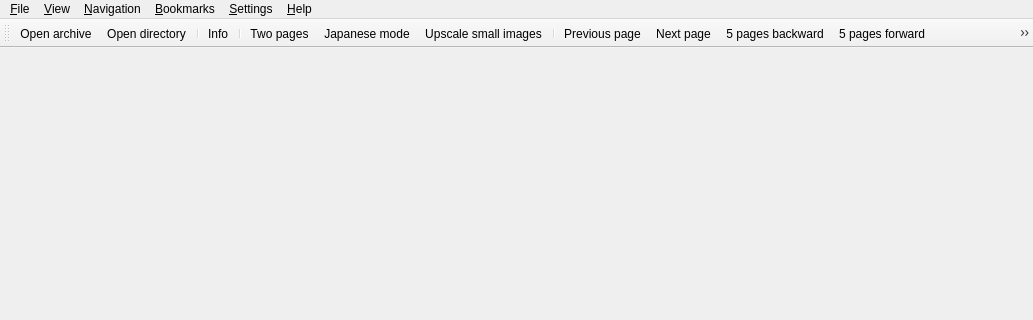
First picture: the form in src/ComicMainWindow.ui, repository Uid351324/QComicBook, before the edit; both pictures show x 0 to 1033 and y 0 to 320 of the 1033 by 741 pixel window.
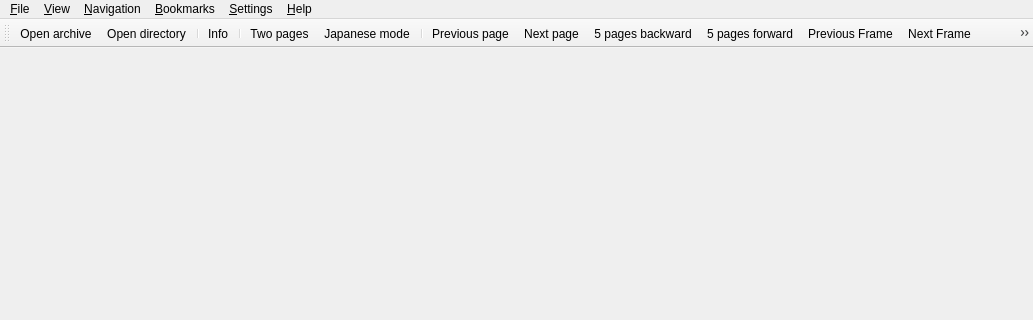
Second picture: the form after the edit. Icons and pictures are not drawn.

Commit message: clean comments, remove ui toolbar( no icon)

The edit to the form file:
```diff
--- a/src/ComicMainWindow.ui
+++ b/src/ComicMainWindow.ui
@@ -164,7 +164,6 @@
    <addaction name="separator"/>
    <addaction name="actionTwoPages"/>
    <addaction name="actionMangaMode"/>
-   <addaction name="actionUpscale"/>
    <addaction name="separator"/>
    <addaction name="actionPreviousPage"/>
    <addaction name="actionNextPage"/>
```
The commit also changes 1 other file.
